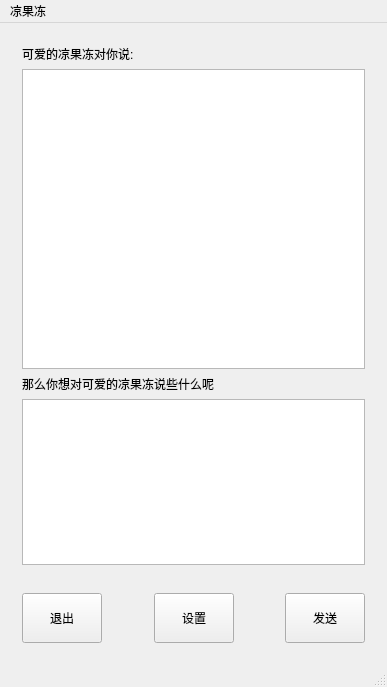
Above: 0_1_6/mainwindow.ui from Fydui/AI-L-jelly before the change. Below: the same form after it.
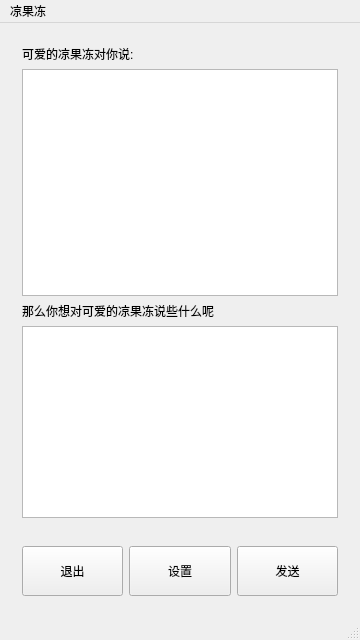
That is the form after the change. Icons and pictures are not drawn.

Commit message: 修复Failed to load platform plugin "windows"

What changed in the file:
```diff
--- a/0_1_6/mainwindow.ui
+++ b/0_1_6/mainwindow.ui
@@ -6,8 +6,8 @@
    <rect>
     <x>0</x>
     <y>0</y>
-    <width>387</width>
-    <height>687</height>
+    <width>360</width>
+    <height>640</height>
    </rect>
   </property>
   <property name="sizePolicy">
@@ -18,8 +18,8 @@
   </property>
   <property name="minimumSize">
    <size>
-    <width>240</width>
-    <height>320</height>
+    <width>360</width>
+    <height>640</height>
    </size>
   </property>
   <property name="mouseTracking">
@@ -46,6 +46,12 @@
           <layout class="QVBoxLayout" name="verticalLayout_4">
            <item>
             <widget class="QLabel" name="label">
+             <property name="minimumSize">
+              <size>
+               <width>0</width>
+               <height>0</height>
+              </size>
+             </property>
              <property name="styleSheet">
               <string notr="true">font: 12pt &quot;Adobe Arabic&quot;;</string>
              </property>
@@ -57,15 +63,15 @@
            <item>
             <widget class="QTextBrowser" name="textBrowser">
              <property name="sizePolicy">
-              <sizepolicy hsizetype="Preferred" vsizetype="Preferred">
+              <sizepolicy hsizetype="Preferred" vsizetype="Expanding">
                <horstretch>0</horstretch>
-               <verstretch>70</verstretch>
+               <verstretch>0</verstretch>
               </sizepolicy>
              </property>
              <property name="minimumSize">
               <size>
                <width>0</width>
-               <height>300</height>
+               <height>0</height>
               </size>
              </property>
              <property name="styleSheet">
@@ -77,6 +83,12 @@
            </item>
            <item>
             <widget class="QLabel" name="label_2">
+             <property name="minimumSize">
+              <size>
+               <width>0</width>
+               <height>0</height>
+              </size>
+             </property>
              <property name="styleSheet">
               <string notr="true">font: 12pt &quot;Adobe Arabic&quot;;</string>
              </property>
@@ -93,6 +105,12 @@
                <verstretch>0</verstretch>
               </sizepolicy>
              </property>
+             <property name="minimumSize">
+              <size>
+               <width>0</width>
+               <height>0</height>
+              </size>
+             </property>
              <property name="maximumSize">
               <size>
                <width>16777215</width>
@@ -134,13 +152,6 @@
              </property>
             </widget>
            </item>
-           <item>
-            <widget class="QLabel" name="label_3">
-             <property name="text">
-              <string/>
-             </property>
-            </widget>
-           </item>
            <item>
             <widget class="QPushButton" name="pushButton_3">
              <property name="sizePolicy">
@@ -160,13 +171,6 @@
              </property>
             </widget>
            </item>
-           <item>
-            <widget class="QLabel" name="label_4">
-             <property name="text">
-              <string/>
-             </property>
-            </widget>
-           </item>
            <item>
             <widget class="QPushButton" name="pushButton">
              <property name="sizePolicy">
@@ -201,7 +205,7 @@
     <rect>
      <x>0</x>
      <y>0</y>
-     <width>387</width>
+     <width>360</width>
      <height>22</height>
     </rect>
    </property>
```
The commit also changes 5 other files.
